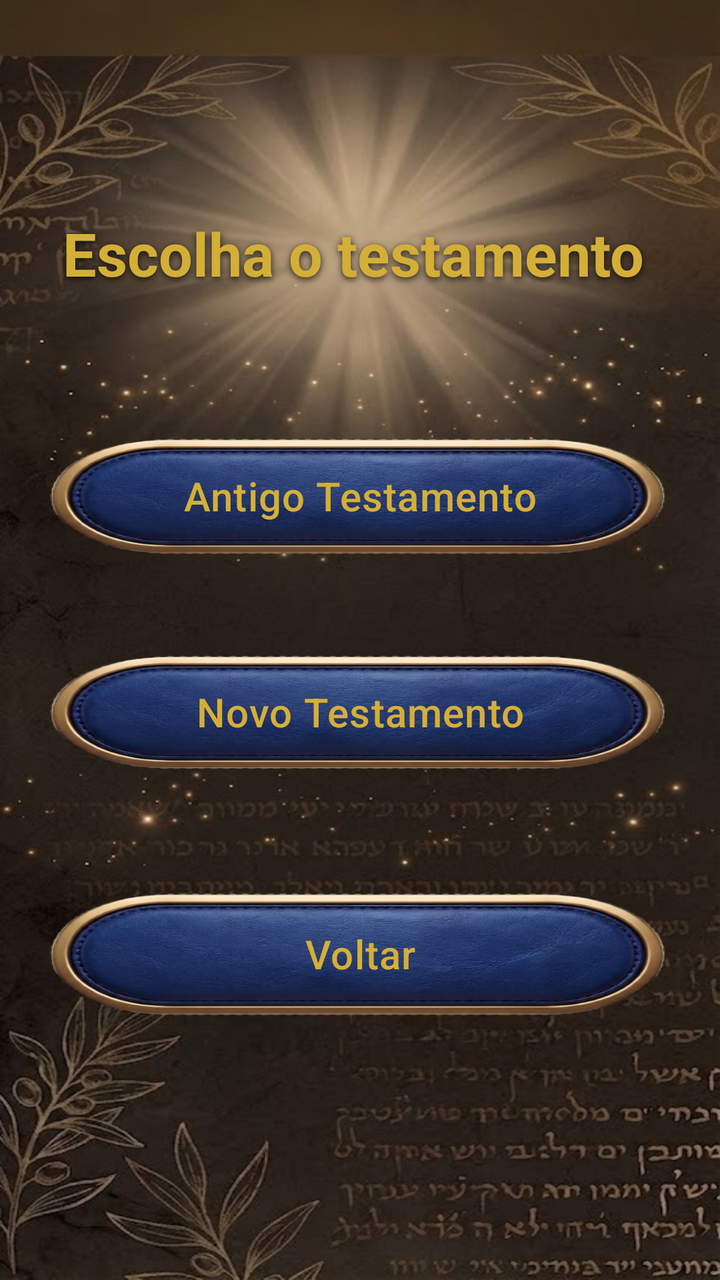
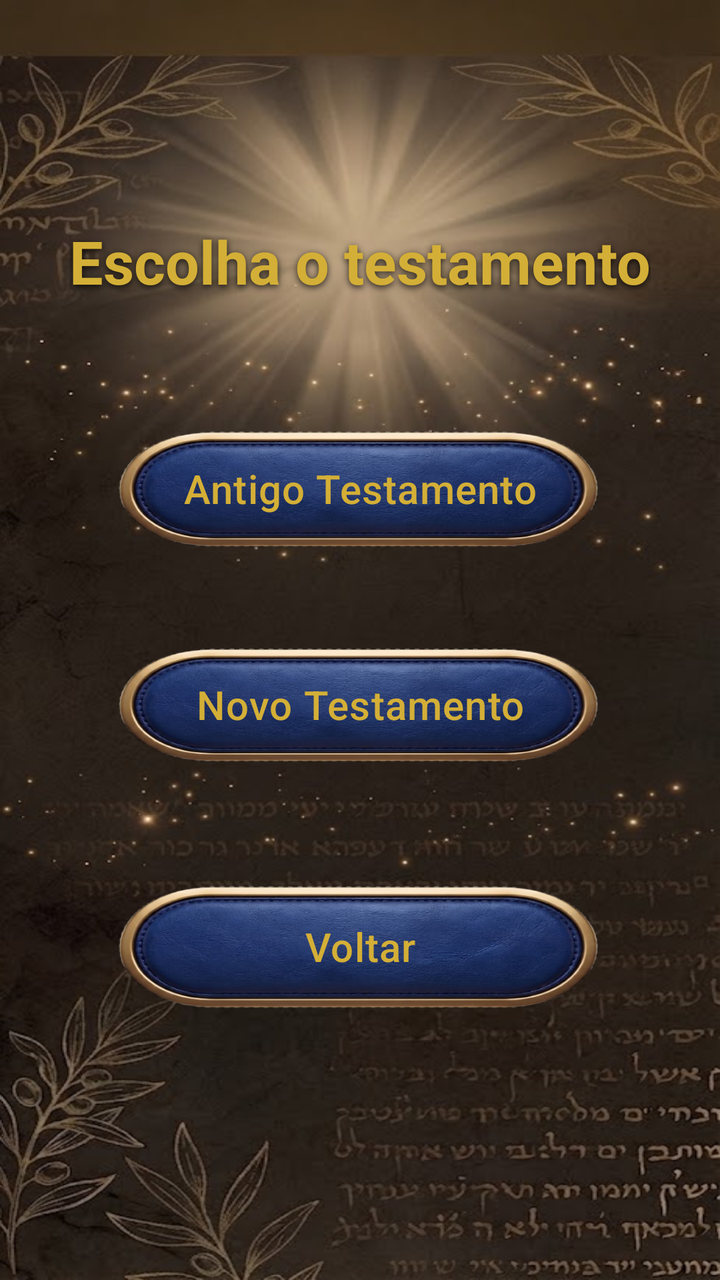

Screens rendered from an Android XML layout before and after an edit, with the pre-edit source and the edit as a unified diff.
<!-- AndroidManifest.xml: application theme Theme.QuizBiblico -->
<!-- res/layout/activity_testamento.xml -->
<?xml version="1.0" encoding="utf-8"?>
<LinearLayout xmlns:android="http://schemas.android.com/apk/res/android"
    android:layout_width="match_parent"
    android:layout_height="match_parent"
    android:orientation="vertical"
    android:gravity="center"
    android:padding="24dp">

    <TextView
        style="@style/Widget.QuizBiblico.Titulo"
        android:layout_width="297dp"
        android:layout_height="48dp"
        android:layout_marginBottom="40dp"
        android:text="Escolha o testamento"
        android:textSize="30sp" />

    <androidx.appcompat.widget.AppCompatButton
        android:id="@+id/botaoAT"
        style="@style/Widget.QuizBiblico.Botao"
        android:layout_width="400dp"
        android:layout_height="107dp"
        android:layout_marginBottom="2dp"
        android:textSize="20sp"
        android:text="Antigo Testamento" />

    <androidx.appcompat.widget.AppCompatButton
        android:id="@+id/botaoNT"
        style="@style/Widget.QuizBiblico.Botao"
        android:layout_width="400dp"
        android:layout_height="105dp"
        android:layout_marginBottom="12dp"
        android:textSize="20sp"
        android:text="Novo Testamento" />

    <androidx.appcompat.widget.AppCompatButton
        android:id="@+id/botaoVoltarTestamento"
        style="@style/Widget.QuizBiblico.Botao"
        android:layout_width="400dp"
        android:layout_height="113dp"
        android:textSize="20sp"
        android:text="Voltar" />

</LinearLayout>
<!-- resources referenced by this layout -->
<resources>
  <style name="Widget.QuizBiblico.Botao" parent="Widget.AppCompat.Button">
          <item name="android:background">@drawable/botao_couro</item>
          <item name="android:stateListAnimator">@animator/botao_pressionado</item>   
          <item name="android:textColor">@color/qb_dourado</item>
          <item name="android:textAllCaps">false</item>
          <item name="android:letterSpacing">0.02</item>
          <item name="android:paddingStart">16dp</item>
          <item name="android:paddingEnd">16dp</item>
      </style>
  <style name="Widget.QuizBiblico.Titulo" parent="android:Widget.TextView">
          <item name="android:textColor">@color/qb_dourado</item>
          <item name="android:textSize">24sp</item>
          <item name="android:textStyle">bold</item>
          <item name="android:shadowColor">#CC000000</item>
          <item name="android:shadowDx">0</item>
          <item name="android:shadowDy">3</item>
          <item name="android:shadowRadius">8</item>
      </style>
  <style name="Theme.QuizBiblico" parent="Base.Theme.QuizBiblico" />
  <!-- drawable botao_couro: png bitmap (drawable, 180002 bytes) -->
  <color name="qb_dourado">#D4AF37</color>
  <style name="Base.Theme.QuizBiblico" parent="Theme.Material3.DayNight.NoActionBar">
          <item name="android:windowBackground">@drawable/bg_pergaminho_janela</item>
          <item name="colorPrimary">@color/qb_azul_botao</item>
          <item name="materialAlertDialogTheme">@style/ThemeOverlay.QuizBiblico.Dialogo</item>
          <item name="android:textColorPrimary">@color/qb_texto_claro</item>
          <item name="android:textColorSecondary">@color/qb_texto_claro</item>
      </style>
  <!-- drawable bg_pergaminho_janela (drawable) -->
  <?xml version="1.0" encoding="utf-8"?>
  <bitmap xmlns:android="http://schemas.android.com/apk/res/android"
      android:src="@drawable/bg_pergaminho"
      android:gravity="fill" />
  <color name="qb_azul_botao">#1F3B4D</color>
  <style name="ThemeOverlay.QuizBiblico.Dialogo" parent="ThemeOverlay.Material3.MaterialAlertDialog">
          <item name="colorSurface">@color/qb_fundo_dialogo</item>
          <item name="colorOnSurface">@color/qb_texto_claro</item>
          <item name="colorOnSurfaceVariant">@color/qb_texto_claro</item>
          <item name="buttonBarPositiveButtonStyle">@style/Widget.QuizBiblico.BotaoDialogo</item>
          <item name="buttonBarNegativeButtonStyle">@style/Widget.QuizBiblico.BotaoDialogo</item>
      </style>
  <color name="qb_texto_claro">#EFE0CA</color>
  <!-- drawable bg_pergaminho: png bitmap (drawable-nodpi, 498894 bytes) -->
  <color name="qb_fundo_dialogo">#2A2018</color>
  <style name="Widget.QuizBiblico.BotaoDialogo" parent="Widget.Material3.Button.TextButton.Dialog">
          <item name="android:textColor">@color/qb_branco</item>
          <item name="android:textStyle">bold</item>
          <item name="android:textSize">15sp</item>
      </style>
  <color name="qb_branco">#FFFFFF</color>
</resources>

<!-- the commit's change to res/layout/activity_testamento.xml (unified diff, before → after) -->
@@ -8,8 +8,8 @@
 
     <TextView
         style="@style/Widget.QuizBiblico.Titulo"
-        android:layout_width="297dp"
-        android:layout_height="48dp"
+        android:layout_width="wrap_content"
+        android:layout_height="wrap_content"
         android:layout_marginBottom="40dp"
         android:text="Escolha o testamento"
         android:textSize="30sp" />
@@ -17,7 +17,7 @@
     <androidx.appcompat.widget.AppCompatButton
         android:id="@+id/botaoAT"
         style="@style/Widget.QuizBiblico.Botao"
-        android:layout_width="400dp"
+        android:layout_width="match_parent"
         android:layout_height="107dp"
         android:layout_marginBottom="2dp"
         android:textSize="20sp"
@@ -26,7 +26,7 @@
     <androidx.appcompat.widget.AppCompatButton
         android:id="@+id/botaoNT"
         style="@style/Widget.QuizBiblico.Botao"
-        android:layout_width="400dp"
+        android:layout_width="match_parent"
         android:layout_height="105dp"
         android:layout_marginBottom="12dp"
         android:textSize="20sp"
@@ -35,7 +35,7 @@
     <androidx.appcompat.widget.AppCompatButton
         android:id="@+id/botaoVoltarTestamento"
         style="@style/Widget.QuizBiblico.Botao"
-        android:layout_width="400dp"
+        android:layout_width="match_parent"
         android:layout_height="113dp"
         android:textSize="20sp"
         android:text="Voltar" />
